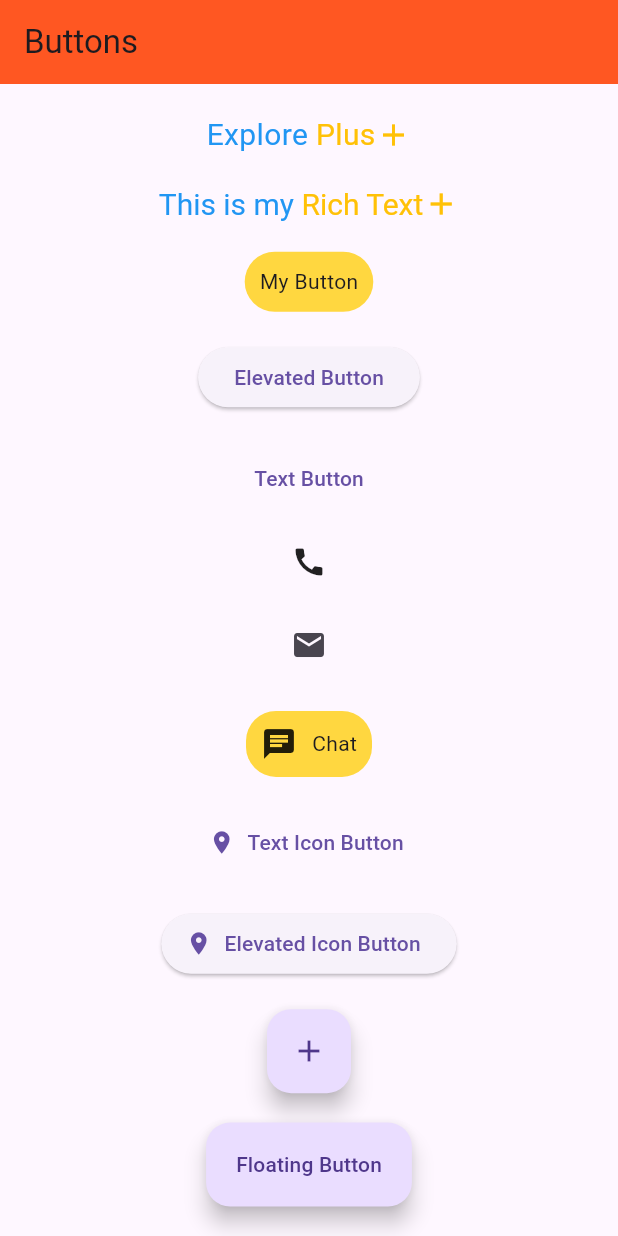
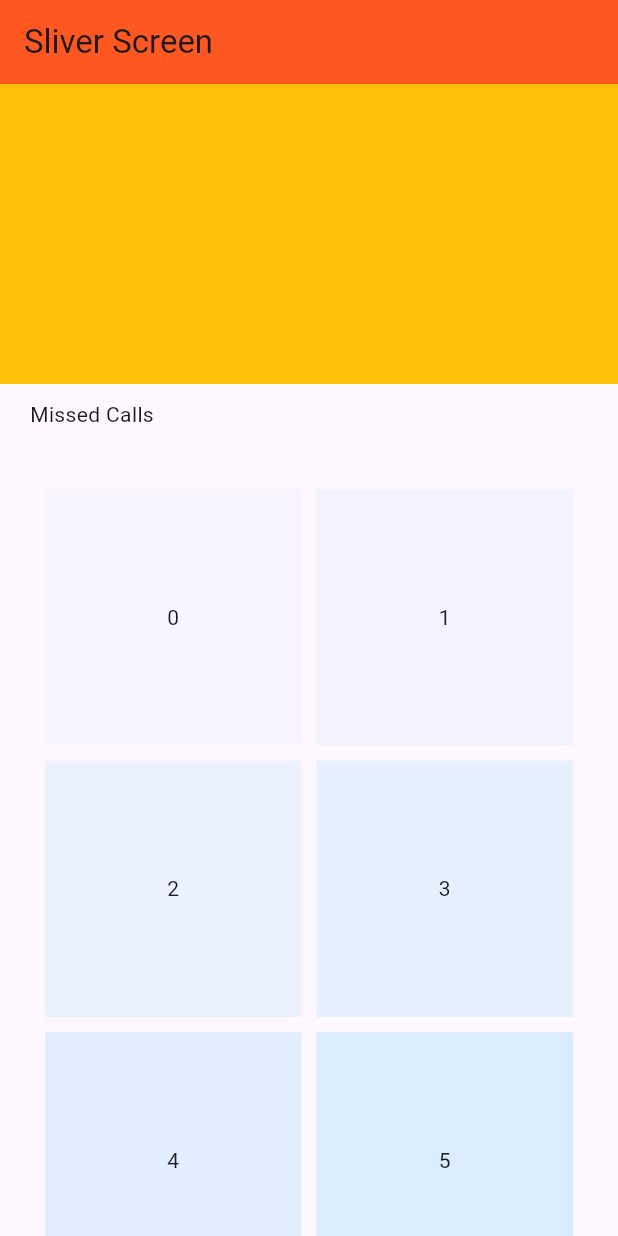
Before and after one commit to themayankprajapat/flutter_tutorial, a Flutter app: the screen it shows after launch, on a phone screen of 412 x 824 dp. Run offline on Flutter 3.47's test engine with Material 2 defaults, Android fonts, the phone set to English and light mode, and no system bars.

Commit message:
sliver widgets

```diff
--- a/lib/main.dart
+++ b/lib/main.dart
@@ -1,5 +1,5 @@
 import 'package:flutter/material.dart';
-import 'package:flutter_tutorial/screens/button_screen.dart';
+import 'package:flutter_tutorial/screens/sliver_screen.dart';
 
 void main() {
   runApp(const MyApp());
@@ -22,7 +22,7 @@ class MyApp extends StatelessWidget {
         //   seedColor: const Color.fromARGB(255, 124, 196, 255),
         // ),
       ),
-      home: const ButtonScreen(),
+      home: const SliverScreen(),
     );
   }
 }
--- /dev/null
+++ b/lib/screens/sliver_screen.dart
@@ -0,0 +1,75 @@
+import 'package:flutter/material.dart';
+
+class SliverScreen extends StatelessWidget {
+  const SliverScreen({super.key});
+
+  @override
+  Widget build(BuildContext context) {
+    return SafeArea(
+      child: Scaffold(
+        appBar: AppBar(title: const Text('Sliver Screen')),
+        body: CustomScrollView(
+          slivers: <Widget>[
+            SliverAppBar(
+              // title: const Text('Sliver Screen'),
+              flexibleSpace: Container(color: Colors.amber),
+              collapsedHeight: 100,
+              expandedHeight: 200,
+              floating: true,
+              pinned: true,
+              snap: true,
+            ),
+            const SliverToBoxAdapter(
+              child: Padding(
+                padding: EdgeInsets.symmetric(horizontal: 20, vertical: 10),
+                child: Text('Missed Calls'),
+              ),
+            ),
+            // SliverList.builder(
+            //   itemCount: 15,
+            //   itemBuilder: (context, index) => const ListTile(
+            //     // enabled: false,
+            //     selectedTileColor: Colors.orange,
+            //     selectedColor: Colors.black,
+            //     // selected: true,
+            //     style: ListTileStyle.list,
+            //     tileColor: Colors.white,
+            //     leading: Icon(Icons.call),
+            //     title: Text('Mayank'),
+            //     subtitle: Text('5 mins ago'),
+            //     trailing: Text('Missed'),
+            //   ),
+            // )
+
+            // SliverFixedExtentList(
+            //   delegate: SliverChildListDelegate(
+            //     List.generate(20, (index) => Text('Index $index')),
+            //   ),
+            //   itemExtent: 200,
+            // )
+            SliverPadding(
+              padding: const EdgeInsets.all(30),
+              sliver: SliverGrid(
+                delegate: SliverChildBuilderDelegate(
+                  (context, index) => Container(
+                    color: Color.fromARGB((index + 1) * 10, 100, 200, 255),
+                    alignment: Alignment.center,
+                    child: Text('$index'),
+                  ),
+                  childCount: 20,
+                ),
+                gridDelegate: const SliverGridDelegateWithFixedCrossAxisCount(
+                  crossAxisCount: 2,
+                  crossAxisSpacing: 10,
+                  mainAxisSpacing: 10,
+                  // childAspectRatio: 2 / 3,
+                  // mainAxisExtent: 100,
+                ),
+              ),
+            ),
+          ],
+        ),
+      ),
+    );
+  }
+}
```
Also changed, not shown: lib/screens/gridview_screen.dart (added, +51 -0 lines).
